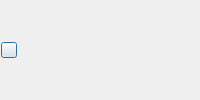
This is source/progresswidget.ui in pionere/d1-graphics-tool as Qt 5 draws it before an edit. The edited form follows.
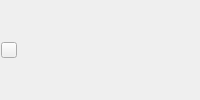
This is the edited form.

```diff
--- a/source/progresswidget.ui
+++ b/source/progresswidget.ui
@@ -1,7 +1,7 @@
 <?xml version="1.0" encoding="UTF-8"?>
 <ui version="4.0">
  <class>ProgressWidget</class>
- <widget class="QDialog" name="ProgressWidget">
+ <widget class="QFrame" name="ProgressWidget">
   <property name="minimumHeight">
    <number>16</number>
   </property>
```
Left out of the diff: 3 changed lines with no effect on the pictures.
